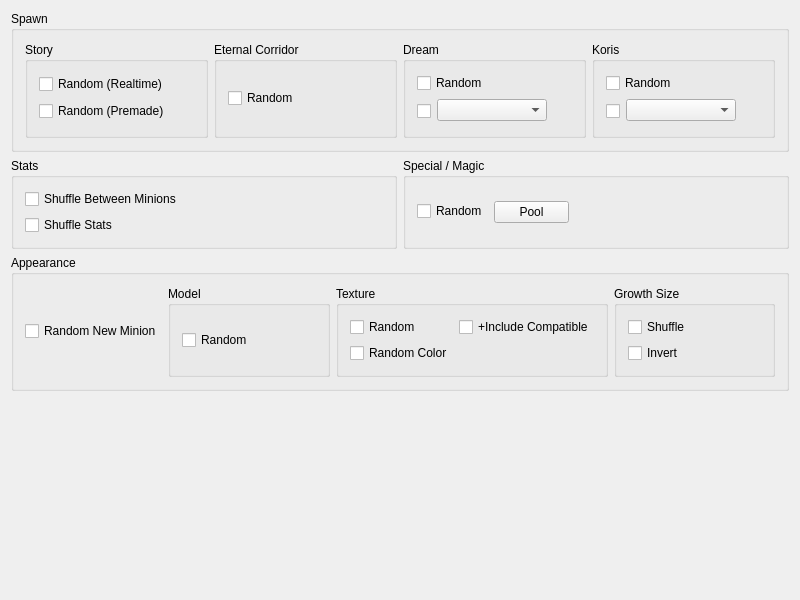
Meos4/Jade-Cocoon-Randomizer, file src/FrontendQt/MinionWidget.ui: the form before one commit.
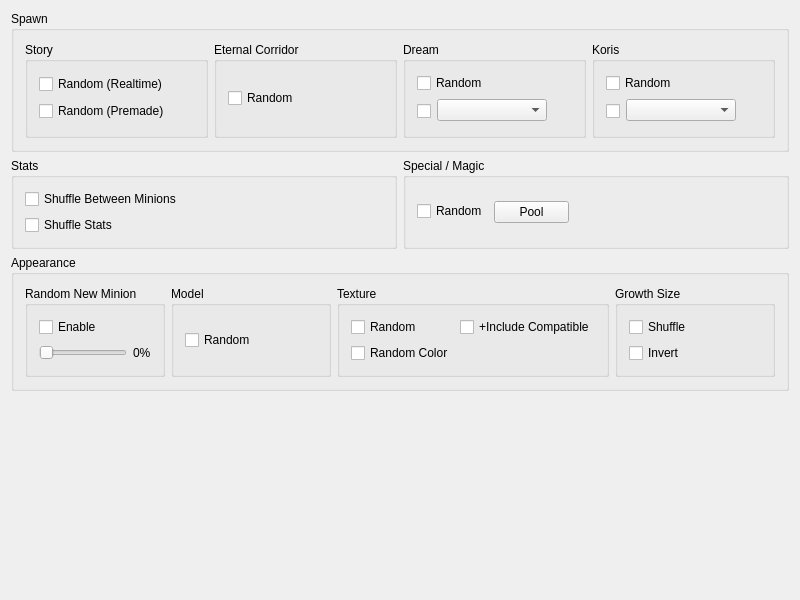
The form after the commit.

Commit message: Add craziness for minion and boss EC appearance randomization

Diff of the .ui file:
```diff
--- a/src/FrontendQt/MinionWidget.ui
+++ b/src/FrontendQt/MinionWidget.ui
@@ -324,13 +324,55 @@
      </property>
      <layout class="QHBoxLayout" name="horizontalLayout_2" stretch="0,1,1,1">
       <item>
-       <widget class="QCheckBox" name="appearanceRandomNewMinion">
-        <property name="toolTip">
-         <string/>
-        </property>
-        <property name="text">
+       <widget class="QGroupBox" name="appearanceCrazinessBox">
+        <property name="title">
          <string>Random New Minion</string>
         </property>
+        <layout class="QVBoxLayout" name="verticalLayout_craziness">
+         <item>
+          <widget class="QCheckBox" name="appearanceRandomNewMinion">
+           <property name="toolTip">
+            <string/>
+           </property>
+           <property name="text">
+            <string>Enable</string>
+           </property>
+          </widget>
+         </item>
+         <item>
+          <layout class="QHBoxLayout" name="horizontalLayout_craziness">
+           <item>
+            <widget class="QSlider" name="appearanceCrazinessSlider">
+             <property name="enabled">
+              <bool>false</bool>
+             </property>
+             <property name="maximumSize">
+              <size>
+               <width>100</width>
+               <height>16777215</height>
+              </size>
+             </property>
+             <property name="minimum">
+              <number>0</number>
+             </property>
+             <property name="maximum">
+              <number>100</number>
+             </property>
+             <property name="orientation">
+              <enum>Qt::Horizontal</enum>
+             </property>
+            </widget>
+           </item>
+           <item>
+            <widget class="QLabel" name="appearanceCrazinessValue">
+             <property name="text">
+              <string>0%</string>
+             </property>
+            </widget>
+           </item>
+          </layout>
+         </item>
+        </layout>
        </widget>
       </item>
       <item>
```
The commit also changes 13 other files.
